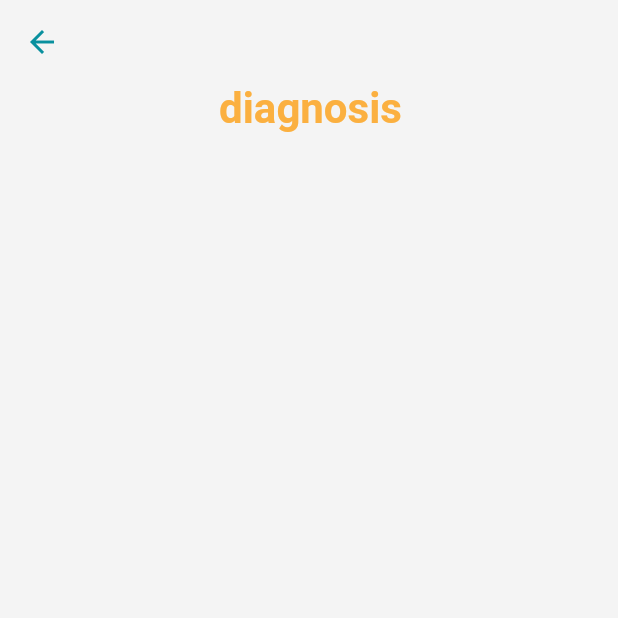
After one commit to m3rof/taafe, a Flutter app: the DiagnosisScreen screen opened directly, on a phone screen of 412 x 824 dp, the top half of it. The commit adds this screen. Run offline on Flutter 3.47's test engine with Material 2 defaults, Android fonts, the phone set to English and light mode, and no system bars; our stand-ins replace bloc, curved_navigation_bar, flutter_bloc, smooth_star_rating_null_safety; missing offline and left inert: awesome_icons, dart:ffi.

Commit message:
create my_therapists_screen ui and initial dianosis screen

```diff
--- a/lib/main.dart
+++ b/lib/main.dart
@@ -32,7 +32,7 @@ class MyApp extends StatelessWidget {
         debugShowCheckedModeBanner: false,
         title: 'taafe',
         theme: ThemeManager.themeApp,
-        home:const HomeScreen()
+        home:const LoginScreen()
       ),
     );
   }
--- /dev/null
+++ b/lib/modules/drawer_items_screen/diagnosis/diagnosis_screen.dart
@@ -0,0 +1,35 @@
+import 'package:flutter/material.dart';
+import 'package:taafe/shared/resourses/strings_manager.dart';
+
+import '../../../shared/components/constants.dart';
+import '../../../shared/resourses/value_app.dart';
+
+class DiagnosisScreen extends StatelessWidget {
+  const DiagnosisScreen({Key? key}) : super(key: key);
+
+  @override
+  Widget build(BuildContext context) {
+    return Scaffold(
+      appBar: AppBar(),
+      body: Padding(
+        padding: const EdgeInsets.only(
+            left: SizeManager.s24, right: SizeManager.s22),
+        child: Column(
+          children: [
+            Text(
+              'diagnosis',
+              style: Theme.of(context)
+                  .textTheme
+                  .bodyLarge!
+                  .copyWith(fontSize: SizeManager.s28),
+            ),
+            SizedBox(height: hightMedia(context: context, h: SizeManager.s_05),),
+            Container(
+
+            )
+          ],
+        ),
+      ),
+    );
+  }
+}
--- a/lib/modules/login/login_cubit/login_state.dart
+++ b/lib/modules/login/login_cubit/login_state.dart
@@ -3,3 +3,4 @@ class LoginInitialState extends LoginState{}
 class ChangeVisibilityState extends LoginState{}
 class ChangeIconVisibilityState extends LoginState{}
 class CheckValidatorLoginState extends LoginState{}
+class NavigationRegisterState extends LoginState{}
--- a/lib/modules/login/login_screen.dart
+++ b/lib/modules/login/login_screen.dart
@@ -41,7 +41,6 @@ class _LoginScreenState extends State<LoginScreen> {
     return BlocConsumer<LoginCubit, LoginState>(
       listener: (context, state) {},
       builder: (context, state) => Scaffold(
-        backgroundColor: Theme.of(context).backgroundColor,
         body: Padding(
           padding: const EdgeInsets.symmetric(horizontal: SizeManager.s35),
           child: SingleChildScrollView(
@@ -82,6 +81,7 @@ class _LoginScreenState extends State<LoginScreen> {
                   ElevatedButton(
                       onPressed: () {
                         cubit.checkValidation(
+                          context: context,
                             key: key,
                             emailController: emailController,
                             passwordController: passwordController);
@@ -110,7 +110,9 @@ class _LoginScreenState extends State<LoginScreen> {
                   ),
                   textButton(
                       textStyle: StylesManager.loginCreate,
-                      function: () {},
+                      function: () {
+                        cubit.moveRegister(context);
+                      },
                       text: StringManager.newAccount)
                 ],
               ),
--- a/lib/modules/communities/communities_screen.dart
+++ b/lib/modules/navigation_bar_items/communities/communities_screen.dart
@@ -3,7 +3,7 @@ import 'package:flutter/material.dart';
 import 'package:taafe/shared/components/components.dart';
 import 'package:taafe/shared/resourses/strings_manager.dart';
 
-import '../../shared/resourses/value_app.dart';
+import '../../../shared/resourses/value_app.dart';
 
 class CommunitiesScreen extends StatelessWidget {
   const CommunitiesScreen({Key? key}) : super(key: key);
--- a/lib/modules/therapists/therapists_screen.dart
+++ b/lib/modules/navigation_bar_items/therapists/therapists_screen.dart
@@ -2,9 +2,7 @@
 import 'package:flutter/material.dart';
 import 'package:taafe/shared/components/components.dart';
 import 'package:taafe/shared/resourses/strings_manager.dart';
-import 'package:taafe/shared/resourses/styles.dart';
-
-import '../../shared/resourses/value_app.dart';
+import '../../../shared/resourses/value_app.dart';
 
 class TherapistsScreen extends StatelessWidget {
   const TherapistsScreen({Key? key}) : super(key: key);
--- a/lib/modules/register/register_screen.dart
+++ b/lib/modules/register/register_screen.dart
@@ -106,7 +106,7 @@ class _RegisterScreenState extends State<RegisterScreen> {
                       ),
                       floatingButton(
                           (){
-                            cubit.checkValidation(key: key,
+                            cubit.checkValidation(context: context,key: key,
                                 emailController: email,
                                 passwordController: password,
                                 confirmController: confirmPassword,
--- a/lib/shared/resourses/strings_manager.dart
+++ b/lib/shared/resourses/strings_manager.dart
@@ -26,6 +26,8 @@ class StringManager{
   static const String services='Services';
   static const String blogs='blogs';
   static const String therapists='Therapists';
+  static const String onlineTherapists='Online therapists';
+  static const String myTherapists='My therapists';
   static const String medical='Medical profile';
   static const String medicalRecord='Medical Record';
   static const String community='community';
```
Also changed, not shown: lib/layout/home/home_cubit/home_cubit.dart (+5 -8 lines), lib/layout/home/home_widget/drawer_body.dart (+10 -3 lines), lib/modules/drawer_items_screen/my_therapists/my_therapists_screen.dart (added, +82 -0 lines), lib/modules/drawer_items_screen/setting/setting_screen.dart (renamed from lib/modules/setting/setting_screen.dart, +5 -4 lines), lib/modules/login/login_cubit/login_cubit.dart (+13 -1 lines), lib/modules/navigation_bar_items/blogs/blogs_screen.dart (renamed from lib/modules/blogs/blogs_screen.dart, +5 -3 lines), lib/modules/navigation_bar_items/q_a/q_a_screen.dart (renamed from lib/modules/q_a/q_a_screen.dart, +4 -4 lines), lib/modules/register/register_cubit/register_cubit.dart (+8 -2 lines), lib/shared/components/components.dart (+21 -1 lines), 2 other files.
